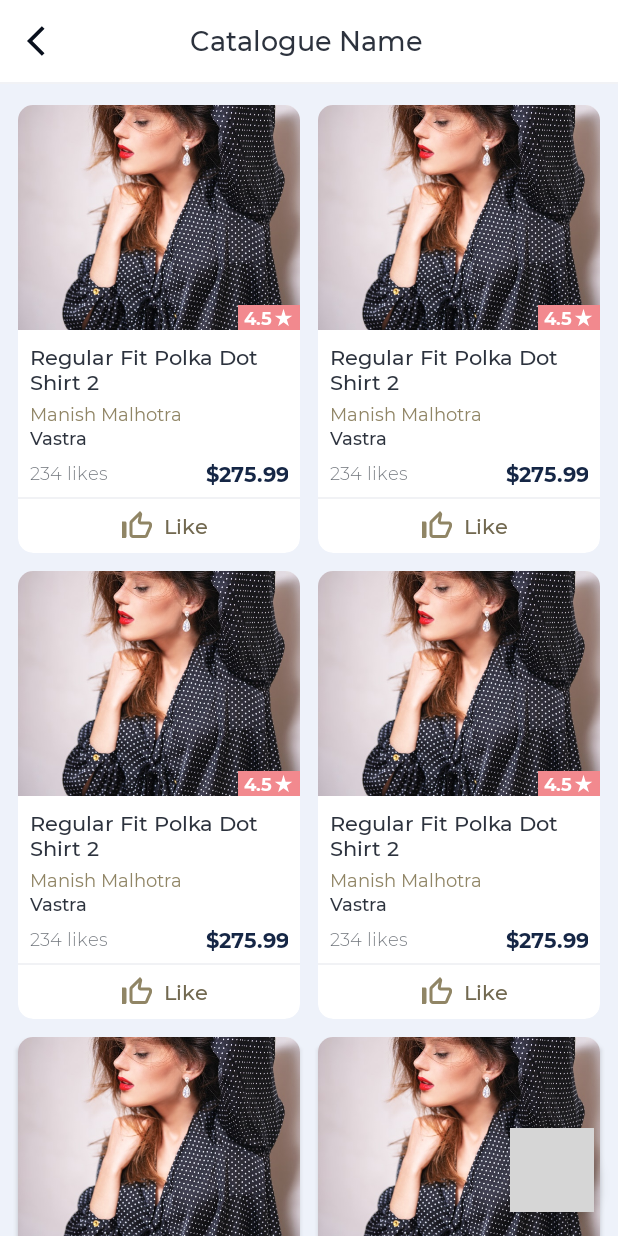
After one commit to vidhipatel94/Vastra_Android, an Android app: the CatalogueProductsActivity screen opened directly, with no data from a screen before it, on a phone screen of 412 x 824 dp. The commit adds this screen. Run offline under Robolectric (Android 15) with nearby library versions, the phone set to English and light mode, and no system bars; grey boxes are pictures that could not be loaded.

Commit message:
Implement catalogue products UI

```diff
--- a/vastrafashiondesigner/src/main/AndroidManifest.xml
+++ b/vastrafashiondesigner/src/main/AndroidManifest.xml
@@ -26,5 +26,6 @@
         <activity android:name=".ui.newproduct.addsize.ProductSizesActivity" />
         <activity android:name=".UpdateFashionDesignerProfileActivity" />
         <activity android:name=".FashionDesignerProfileActivity" />
+        <activity android:name=".ui.products.CatalogueProductsActivity" />
     </application>
 </manifest>
--- /dev/null
+++ b/vastrafashiondesigner/src/main/java/com/esolution/vastrafashiondesigner/ui/products/CatalogueProductsActivity.java
@@ -0,0 +1,30 @@
+package com.esolution.vastrafashiondesigner.ui.products;
+
+import android.os.Bundle;
+
+import androidx.annotation.Nullable;
+import androidx.appcompat.app.AppCompatActivity;
+import androidx.recyclerview.widget.GridLayoutManager;
+import androidx.recyclerview.widget.LinearLayoutManager;
+
+import com.esolution.vastrafashiondesigner.R;
+import com.esolution.vastrafashiondesigner.databinding.ActivityCatalogueProductsBinding;
+
+public class CatalogueProductsActivity extends AppCompatActivity {
+
+    private ActivityCatalogueProductsBinding binding;
+
+    @Override
+    protected void onCreate(@Nullable Bundle savedInstanceState) {
+        super.onCreate(savedInstanceState);
+        binding = ActivityCatalogueProductsBinding.inflate(getLayoutInflater());
+        setContentView(binding.getRoot());
+
+        binding.toolbarLayout.title.setText(R.string.catalogue_name);
+        binding.toolbarLayout.iconBack.setOnClickListener(v -> onBackPressed());
+
+        ProductAdapter adapter = new ProductAdapter();
+        binding.productsRecyclerView.setLayoutManager(new GridLayoutManager(this, 2));
+        binding.productsRecyclerView.setAdapter(adapter);
+    }
+}
--- a/vastrafashiondesigner/src/main/java/com/esolution/vastrafashiondesigner/ui/products/CataloguesFragment.java
+++ b/vastrafashiondesigner/src/main/java/com/esolution/vastrafashiondesigner/ui/products/CataloguesFragment.java
@@ -1,5 +1,6 @@
 package com.esolution.vastrafashiondesigner.ui.products;
 
+import android.content.Intent;
 import android.os.Bundle;
 import android.view.LayoutInflater;
 import android.view.View;
@@ -11,6 +12,7 @@ import androidx.lifecycle.ViewModelProvider;
 
 import com.esolution.vastrafashiondesigner.databinding.FragmentCataloguesBinding;
 import com.esolution.vastrafashiondesigner.databinding.RowCatalogueBinding;
+import com.esolution.vastrafashiondesigner.ui.startup.RegisterCreateCatalogueActivity;
 
 public class CataloguesFragment extends Fragment {
 
@@ -36,7 +38,17 @@ public class CataloguesFragment extends Fragment {
         for (int i = 0; i < totalCatalogues; i++) {
             RowCatalogueBinding catalogueBinding = RowCatalogueBinding.inflate(getLayoutInflater());
             binding.cataloguesLayout.addView(catalogueBinding.getRoot());
+
+            catalogueBinding.linkShowAll.setOnClickListener((v) -> {
+                Intent intent = new Intent(getContext(), CatalogueProductsActivity.class);
+                startActivity(intent);
+            });
         }
+
+        binding.btnAdd.setOnClickListener((v) -> {
+            Intent intent = new Intent(getContext(), RegisterCreateCatalogueActivity.class);
+            startActivity(intent);
+        });
     }
 
     @Override
--- /dev/null
+++ b/vastrafashiondesigner/src/main/java/com/esolution/vastrafashiondesigner/ui/products/ProductAdapter.java
@@ -0,0 +1,45 @@
+package com.esolution.vastrafashiondesigner.ui.products;
+
+import android.content.Context;
+import android.view.LayoutInflater;
+import android.view.ViewGroup;
+
+import androidx.core.content.ContextCompat;
+import androidx.recyclerview.widget.RecyclerView;
+
+import com.esolution.vastrafashiondesigner.R;
+import com.esolution.vastrafashiondesigner.databinding.ListProductBinding;
+
+import org.jetbrains.annotations.NotNull;
+
+public class ProductAdapter extends RecyclerView.Adapter<ProductAdapter.ViewHolder> {
+
+    @NotNull
+    @Override
+    public ViewHolder onCreateViewHolder(@NotNull ViewGroup parent, int viewType) {
+        return new ViewHolder(ListProductBinding.inflate(LayoutInflater.from(parent.getContext()), parent, false));
+    }
+
+    @Override
+    public void onBindViewHolder(@NotNull ViewHolder holder, int position) {
+        Context context = holder.binding.getRoot().getContext();
+        holder.binding.actionLike.setOnClickListener((v) -> {
+            holder.binding.likeIcon.setImageDrawable(ContextCompat.getDrawable(context, R.drawable.ic_thumb_up_grey_500_24dp));
+        });
+    }
+
+    @Override
+    public int getItemCount() {
+        return 20;
+    }
+
+    public static class ViewHolder extends RecyclerView.ViewHolder {
+
+        ListProductBinding binding;
+
+        public ViewHolder(@NotNull ListProductBinding binding) {
+            super(binding.getRoot());
+            this.binding = binding;
+        }
+    }
+}
--- /dev/null
+++ b/vastrafashiondesigner/src/main/res/drawable/ic_thumb_up_grey_500_24dp.xml
@@ -0,0 +1,6 @@
+<?xml version="1.0" encoding="UTF-8" standalone="no"?>
+<vector xmlns:android="http://schemas.android.com/apk/res/android" android:height="24dp" android:tint="#757575" android:viewportHeight="24.0" android:viewportWidth="24.0" android:width="24dp">
+
+    <path android:fillColor="@android:color/white" android:pathData="M2,20h2c0.55,0 1,-0.45 1,-1v-9c0,-0.55 -0.45,-1 -1,-1L2,9v11zM21.83,12.88c0.11,-0.25 0.17,-0.52 0.17,-0.8L22,11c0,-1.1 -0.9,-2 -2,-2h-5.5l0.92,-4.65c0.05,-0.22 0.02,-0.46 -0.08,-0.66 -0.23,-0.45 -0.52,-0.86 -0.88,-1.22L14,2 7.59,8.41C7.21,8.79 7,9.3 7,9.83v7.84C7,18.95 8.05,20 9.34,20h8.11c0.7,0 1.36,-0.37 1.72,-0.97l2.66,-6.15z"/>
+
+</vector>
--- /dev/null
+++ b/vastrafashiondesigner/src/main/res/drawable/ic_thumb_up_off_grey_500_24dp.xml
@@ -0,0 +1,6 @@
+<?xml version="1.0" encoding="UTF-8" standalone="no"?>
+<vector xmlns:android="http://schemas.android.com/apk/res/android" android:height="24dp" android:tint="#757575" android:viewportHeight="24.0" android:viewportWidth="24.0" android:width="24dp">
+
+    <path android:fillColor="@android:color/white" android:pathData="M13.11,5.72l-0.57,2.89c-0.12,0.59 0.04,1.2 0.42,1.66 0.38,0.46 0.94,0.73 1.54,0.73H20v1.08L17.43,18H9.34c-0.18,0 -0.34,-0.16 -0.34,-0.34V9.82l4.11,-4.1M14,2L7.59,8.41C7.21,8.79 7,9.3 7,9.83v7.83C7,18.95 8.05,20 9.34,20h8.1c0.71,0 1.36,-0.37 1.72,-0.97l2.67,-6.15c0.11,-0.25 0.17,-0.52 0.17,-0.8V11c0,-1.1 -0.9,-2 -2,-2h-5.5l0.92,-4.65c0.05,-0.22 0.02,-0.46 -0.08,-0.66 -0.23,-0.45 -0.52,-0.86 -0.88,-1.22L14,2zM4,9H2v11h2c0.55,0 1,-0.45 1,-1v-9c0,-0.55 -0.45,-1 -1,-1z"/>
+
+</vector>
--- /dev/null
+++ b/vastrafashiondesigner/src/main/res/layout/activity_catalogue_products.xml
@@ -0,0 +1,40 @@
+<?xml version="1.0" encoding="utf-8"?>
+<androidx.coordinatorlayout.widget.CoordinatorLayout xmlns:android="http://schemas.android.com/apk/res/android"
+    xmlns:app="http://schemas.android.com/apk/res-auto"
+    android:layout_width="match_parent"
+    android:layout_height="match_parent"
+    android:background="@color/bg_screen_dark"
+    android:orientation="vertical">
+
+    <LinearLayout
+        android:id="@+id/mainLayout"
+        android:layout_width="match_parent"
+        android:layout_height="match_parent"
+        android:orientation="vertical">
+
+        <include
+            android:id="@+id/toolbarLayout"
+            layout="@layout/layout_toolbar" />
+
+        <androidx.recyclerview.widget.RecyclerView
+            android:id="@+id/productsRecyclerView"
+            android:layout_width="match_parent"
+            android:layout_height="0dp"
+            android:layout_weight="1"
+            android:clipToPadding="false"
+            android:paddingStart="6dp"
+            android:paddingTop="8dp"
+            android:paddingEnd="6dp"
+            android:paddingBottom="8dp" />
+    </LinearLayout>
+
+    <com.google.android.material.floatingactionbutton.FloatingActionButton
+        android:id="@+id/btnAdd"
+        android:layout_width="wrap_content"
+        android:layout_height="wrap_content"
+        android:layout_margin="16dp"
+        android:src="@drawable/ic_add_white_24dp"
+        app:layout_anchor="@id/mainLayout"
+        app:layout_anchorGravity="bottom|right|end"
+        app:tint="@color/white" />
+</androidx.coordinatorlayout.widget.CoordinatorLayout>
--- a/vastrafashiondesigner/src/main/res/layout/grid_product.xml
+++ b/vastrafashiondesigner/src/main/res/layout/grid_product.xml
@@ -44,12 +44,13 @@
             android:id="@+id/title"
             android:layout_width="match_parent"
             android:layout_height="wrap_content"
+            android:ellipsize="end"
             android:gravity="center_vertical"
             android:lines="2"
             android:paddingStart="8dp"
             android:paddingTop="8dp"
             android:paddingEnd="8dp"
-            android:text="Regular Fit Polka Dot Shirt"
+            android:text="Regular Fit Polka Dot Shirt 2"
             android:textAppearance="@style/TextAppearance.AppCompat.Small"
             android:textColor="@color/text_primary_black"
             android:textSize="11sp" />
--- /dev/null
+++ b/vastrafashiondesigner/src/main/res/layout/list_product.xml
@@ -0,0 +1,156 @@
+<?xml version="1.0" encoding="utf-8"?>
+<androidx.cardview.widget.CardView xmlns:android="http://schemas.android.com/apk/res/android"
+    xmlns:app="http://schemas.android.com/apk/res-auto"
+    android:layout_width="match_parent"
+    android:layout_height="wrap_content"
+    android:layout_marginStart="6dp"
+    android:layout_marginTop="6dp"
+    android:layout_marginEnd="6dp"
+    android:layout_marginBottom="6dp"
+    android:elevation="2dp"
+    app:cardBackgroundColor="@color/white"
+    app:cardCornerRadius="10dp">
+
+    <LinearLayout
+        android:layout_width="match_parent"
+        android:layout_height="wrap_content"
+        android:orientation="vertical">
+
+        <FrameLayout
+            android:layout_width="wrap_content"
+            android:layout_height="150dp">
+
+            <ImageView
+                android:id="@+id/image"
+                android:layout_width="match_parent"
+                android:layout_height="150dp"
+                android:scaleType="centerCrop"
+                android:src="@drawable/img" />
+
+            <TextView
+                android:id="@+id/rating"
+                android:layout_width="wrap_content"
+                android:layout_height="wrap_content"
+                android:layout_gravity="end|bottom"
+                android:background="@color/bg_rating"
+                android:fontFamily="@font/montserrat_bold"
+                android:gravity="center"
+                android:paddingStart="4dp"
+                android:paddingEnd="4dp"
+                android:text="4.5"
+                android:textColor="@color/white"
+                android:textSize="12sp"
+                app:drawableEndCompat="@drawable/ic_star_rate_white_18dp" />
+        </FrameLayout>
+
+        <TextView
+            android:id="@+id/title"
+            android:layout_width="match_parent"
+            android:layout_height="wrap_content"
+            android:ellipsize="end"
+            android:fontFamily="@font/montserrat_medium"
+            android:maxLines="2"
+            android:paddingStart="8dp"
+            android:paddingTop="8dp"
+            android:paddingEnd="8dp"
+            android:text="Regular Fit Polka Dot Shirt 2"
+            android:textAppearance="@style/TextAppearance.AppCompat.Subhead"
+            android:textColor="@color/text_primary_black"
+            android:textSize="14sp" />
+
+        <TextView
+            android:id="@+id/designerName"
+            android:layout_width="match_parent"
+            android:layout_height="wrap_content"
+            android:layout_marginTop="4dp"
+            android:ellipsize="end"
+            android:fontFamily="@font/montserrat_regular"
+            android:maxLines="2"
+            android:paddingStart="8dp"
+            android:paddingEnd="8dp"
+            android:text="Manish Malhotra"
+            android:textAppearance="@style/TextAppearance.AppCompat.Small"
+            android:textColor="@color/accent"
+            android:textSize="12sp" />
+
+        <TextView
+            android:id="@+id/brandName"
+            android:layout_width="match_parent"
+            android:layout_height="wrap_content"
+            android:ellipsize="end"
+            android:fontFamily="@font/montserrat_medium"
+            android:maxLines="2"
+            android:paddingStart="8dp"
+            android:paddingEnd="8dp"
+            android:text="Vastra"
+            android:textAppearance="@style/TextAppearance.AppCompat.Small"
+            android:textColor="@color/text_primary_black"
+            android:textSize="12sp" />
+
+        <LinearLayout
+            android:layout_width="match_parent"
+            android:layout_height="wrap_content"
+            android:gravity="center_vertical">
+
+            <TextView
+                android:id="@+id/totalLikes"
+                android:layout_width="0dp"
+                android:layout_height="wrap_content"
+                android:layout_weight="1"
+                android:ellipsize="end"
+                android:fontFamily="@font/montserrat_light"
+                android:paddingStart="8dp"
+                android:paddingEnd="8dp"
+                android:text="234 likes"
+                android:textAppearance="@style/TextAppearance.AppCompat.Small"
+                android:textColor="@color/text_secondary_black"
+                android:textSize="12sp" />
+
+            <TextView
+                android:id="@+id/price"
+                android:layout_width="wrap_content"
+                android:layout_height="wrap_content"
+                android:layout_marginTop="4dp"
+                android:fontFamily="@font/montserrat_bold"
+                android:gravity="end"
+                android:paddingStart="8dp"
+                android:paddingEnd="8dp"
+                android:paddingBottom="8dp"
+                android:text="$275.99"
+                android:textAppearance="@style/TextAppearance.AppCompat.Small"
+                android:textColor="@color/primary"
+                android:textSize="14sp" />
+        </LinearLayout>
+
+        <View
+            android:layout_width="match_parent"
+            android:layout_height="1dp"
+            android:background="@color/separator" />
+
+        <LinearLayout
+            android:id="@+id/actionLike"
+            android:layout_width="wrap_content"
+            android:layout_height="wrap_content"
+            android:layout_gravity="center"
+            android:gravity="center">
+
+            <ImageView
+                android:id="@+id/likeIcon"
+                android:layout_width="36dp"
+                android:layout_height="36dp"
+                android:padding="6dp"
+                android:src="@drawable/ic_thumb_up_off_grey_500_24dp"
+                app:tint="@color/accent" />
+
+            <TextView
+                android:id="@+id/likeText"
+                android:layout_width="wrap_content"
+                android:layout_height="wrap_content"
+                android:fontFamily="@font/montserrat_medium"
+                android:text="@string/like"
+                android:textAppearance="@style/TextAppearance.AppCompat.Subhead"
+                android:textColor="@color/accent_dark"
+                android:textSize="14sp" />
+        </LinearLayout>
+    </LinearLayout>
+</androidx.cardview.widget.CardView>
--- a/vastrafashiondesigner/src/main/res/values/strings.xml
+++ b/vastrafashiondesigner/src/main/res/values/strings.xml
@@ -142,5 +142,6 @@
     <string name="label_product_count">51 Products</string>
     <string name="hint_search_product">Search for a product...</string>
     <string name="link_show_all">Show All</string>
+    <string name="like">Like</string>
 
 </resources>
```
